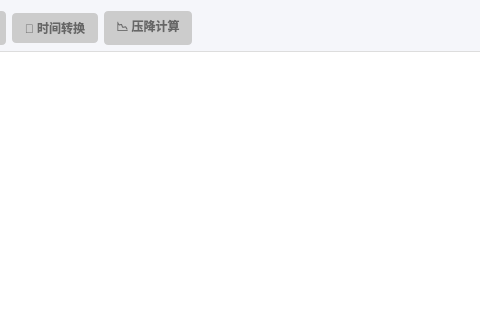
First picture: the form in dataeditorwidget.ui, repository Luqinghao1/WT20260105, before the edit; both pictures show x 249 to 729 and y 0 to 320 of the 1000 by 600 pixel window.
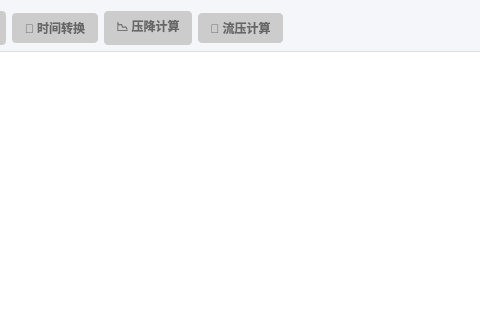
Second picture: the form after the edit.

What changed in the file:
```diff
--- a/dataeditorwidget.ui
+++ b/dataeditorwidget.ui
@@ -122,6 +122,16 @@
        </property>
       </widget>
      </item>
+     <item>
+      <widget class="QPushButton" name="btnCalcPwf">
+       <property name="text">
+        <string>🌊 流压计算</string>
+       </property>
+       <property name="enabled">
+        <bool>false</bool>
+       </property>
+      </widget>
+     </item>
      <item>
       <spacer name="horizontalSpacer">
        <property name="orientation">
```
Left out of the diff: 29 changed lines with no effect on the pictures.
